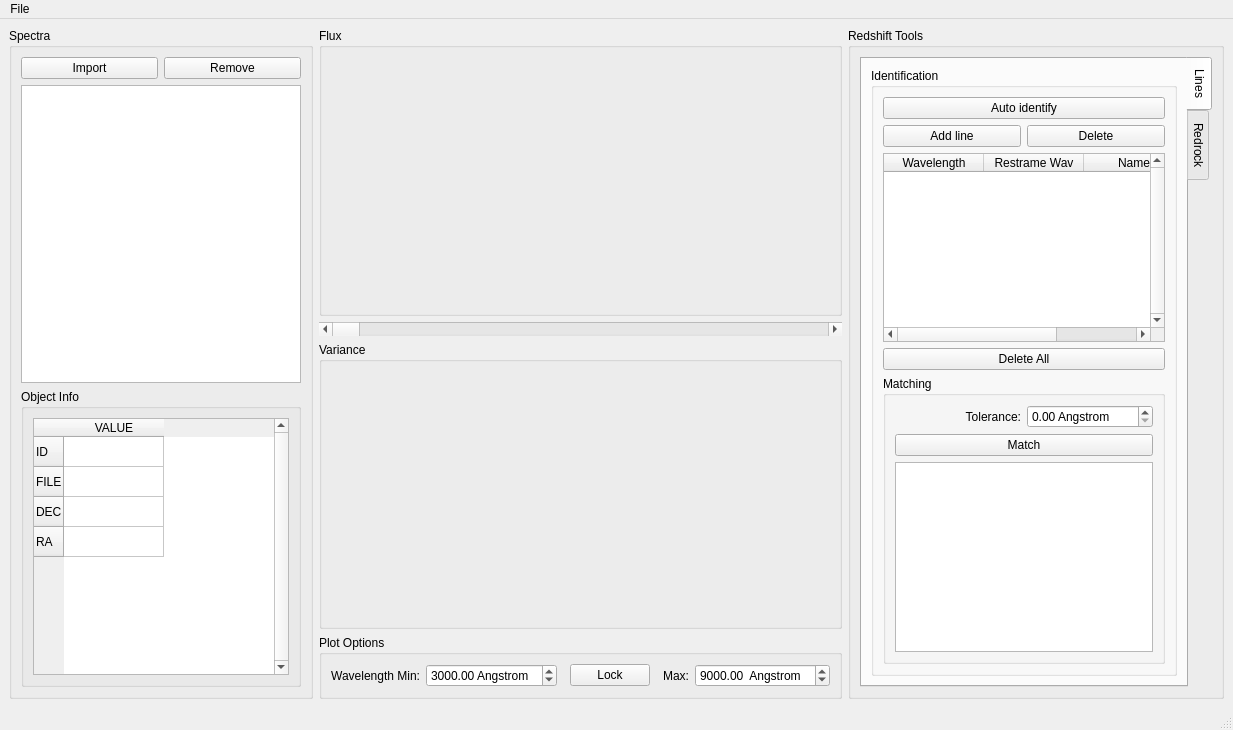
This is ui/main_window.ui in mauritiusdadd/redmost as Qt 5 draws it before an edit. The edited form follows.
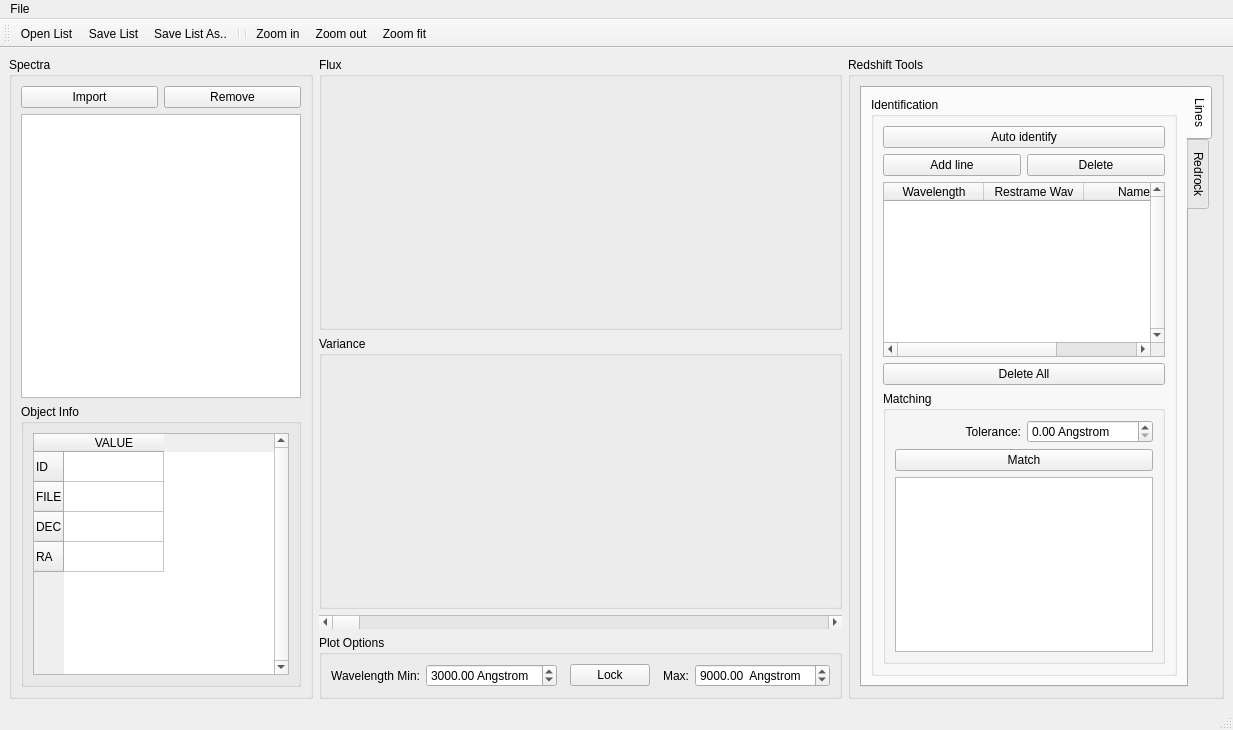
This is the edited form. Icons and pictures are not drawn.

Commit message: Add mouse events handling

The edit to the form file:
```diff
--- a/ui/main_window.ui
+++ b/ui/main_window.ui
@@ -150,7 +150,98 @@
         <property name="flat">
          <bool>false</bool>
         </property>
-        <layout class="QGridLayout" name="fluxGroupBoxGridLayout"/>
+        <layout class="QGridLayout" name="fluxGroupBoxGridLayout">
+         <property name="leftMargin">
+          <number>0</number>
+         </property>
+         <property name="topMargin">
+          <number>0</number>
+         </property>
+         <property name="rightMargin">
+          <number>0</number>
+         </property>
+         <property name="bottomMargin">
+          <number>0</number>
+         </property>
+         <property name="spacing">
+          <number>0</number>
+         </property>
+         <item row="0" column="0">
+          <widget class="QWidget" name="fluxContainerWidget" native="true">
+           <layout class="QHBoxLayout" name="fluxWidgetLayout">
+            <property name="spacing">
+             <number>0</number>
+            </property>
+            <property name="leftMargin">
+             <number>0</number>
+            </property>
+            <property name="topMargin">
+             <number>0</number>
+            </property>
+            <property name="rightMargin">
+             <number>0</number>
+            </property>
+            <property name="bottomMargin">
+             <number>0</number>
+            </property>
+           </layout>
+          </widget>
+         </item>
+        </layout>
+       </widget>
+      </item>
+      <item>
+       <widget class="QGroupBox" name="varianceGroupBox">
+        <property name="sizePolicy">
+         <sizepolicy hsizetype="Expanding" vsizetype="Expanding">
+          <horstretch>0</horstretch>
+          <verstretch>0</verstretch>
+         </sizepolicy>
+        </property>
+        <property name="title">
+         <string>Variance</string>
+        </property>
+        <property name="flat">
+         <bool>false</bool>
+        </property>
+        <layout class="QGridLayout" name="varGroupBoxGridLayout">
+         <property name="leftMargin">
+          <number>0</number>
+         </property>
+         <property name="topMargin">
+          <number>0</number>
+         </property>
+         <property name="rightMargin">
+          <number>0</number>
+         </property>
+         <property name="bottomMargin">
+          <number>0</number>
+         </property>
+         <property name="spacing">
+          <number>0</number>
+         </property>
+         <item row="0" column="0">
+          <widget class="QWidget" name="varContainerWidget" native="true">
+           <layout class="QHBoxLayout" name="varWidgetLayout">
+            <property name="spacing">
+             <number>0</number>
+            </property>
+            <property name="leftMargin">
+             <number>0</number>
+            </property>
+            <property name="topMargin">
+             <number>0</number>
+            </property>
+            <property name="rightMargin">
+             <number>0</number>
+            </property>
+            <property name="bottomMargin">
+             <number>0</number>
+            </property>
+           </layout>
+          </widget>
+         </item>
+        </layout>
        </widget>
       </item>
       <item>
@@ -167,6 +258,12 @@
         <property name="maximum">
          <number>9000</number>
         </property>
+        <property name="singleStep">
+         <number>10</number>
+        </property>
+        <property name="pageStep">
+         <number>100</number>
+        </property>
         <property name="value">
          <number>3000</number>
         </property>
@@ -175,23 +272,6 @@
         </property>
        </widget>
       </item>
-      <item>
-       <widget class="QGroupBox" name="varianceGroupBox">
-        <property name="sizePolicy">
-         <sizepolicy hsizetype="Expanding" vsizetype="Expanding">
-          <horstretch>0</horstretch>
-          <verstretch>0</verstretch>
-         </sizepolicy>
-        </property>
-        <property name="title">
-         <string>Variance</string>
-        </property>
-        <property name="flat">
-         <bool>false</bool>
-        </property>
-        <layout class="QGridLayout" name="varGroupBoxGridLayout"/>
-       </widget>
-      </item>
       <item>
        <widget class="QGroupBox" name="wavelengthGroupBox">
         <property name="enabled">
@@ -599,6 +679,28 @@
    <addaction name="menuFile"/>
   </widget>
   <widget class="QStatusBar" name="statusbar"/>
+  <widget class="QToolBar" name="toolBar">
+   <property name="windowTitle">
+    <string>toolBar</string>
+   </property>
+   <property name="toolButtonStyle">
+    <enum>Qt::ToolButtonTextBesideIcon</enum>
+   </property>
+   <attribute name="toolBarArea">
+    <enum>TopToolBarArea</enum>
+   </attribute>
+   <attribute name="toolBarBreak">
+    <bool>false</bool>
+   </attribute>
+   <addaction name="actionOpen_List"/>
+   <addaction name="actionSave_List"/>
+   <addaction name="actionSave_List_As"/>
+   <addaction name="separator"/>
+   <addaction name="separator"/>
+   <addaction name="actionZoomIn"/>
+   <addaction name="actionZoomOut"/>
+   <addaction name="actionZoomFit"/>
+  </widget>
   <action name="actionOpen_List">
    <property name="text">
     <string>Open List</string>
@@ -624,6 +726,56 @@
     <string>Remove All</string>
    </property>
   </action>
+  <action name="actionSave_List_As">
+   <property name="icon">
+    <iconset theme="document-save-as"/>
+   </property>
+   <property name="text">
+    <string>Save List As..</string>
+   </property>
+  </action>
+  <action name="actionZoomIn">
+   <property name="icon">
+    <iconset theme="zoom-in"/>
+   </property>
+   <property name="text">
+    <string>Zoom in</string>
+   </property>
+   <property name="toolTip">
+    <string>Zoom in</string>
+   </property>
+   <property name="menuRole">
+    <enum>QAction::NoRole</enum>
+   </property>
+  </action>
+  <action name="actionZoomOut">
+   <property name="icon">
+    <iconset theme="zoom-out"/>
+   </property>
+   <property name="text">
+    <string>Zoom out</string>
+   </property>
+   <property name="toolTip">
+    <string>Zoom out</string>
+   </property>
+   <property name="menuRole">
+    <enum>QAction::NoRole</enum>
+   </property>
+  </action>
+  <action name="actionZoomFit">
+   <property name="icon">
+    <iconset theme="zoom-original"/>
+   </property>
+   <property name="text">
+    <string>Zoom fit</string>
+   </property>
+   <property name="toolTip">
+    <string>Zoom fit</string>
+   </property>
+   <property name="menuRole">
+    <enum>QAction::NoRole</enum>
+   </property>
+  </action>
  </widget>
  <resources/>
  <connections>
```
Left out of the diff: 17 changed lines with no effect on the pictures. The commit also changes 1 other file.
